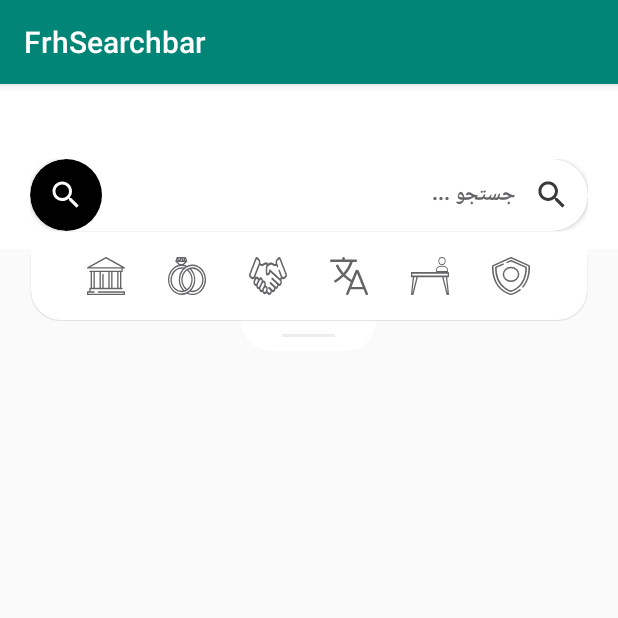
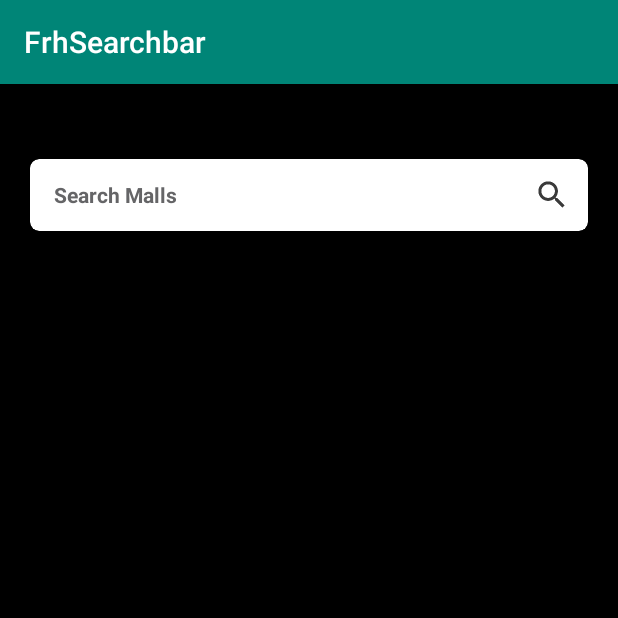
Before and after one commit to mohammadfrh/FrhSearch, an Android app: the screen it shows after launch (MainActivity), on a phone screen of 412 x 824 dp, the top half of it. Run offline under Robolectric (Android 15) with nearby library versions, the phone set to English and light mode, and no system bars.

Commit message:
start cuddle

```diff
--- a/app/src/main/java/com/frh/frhsearchbar/MainActivity.java
+++ b/app/src/main/java/com/frh/frhsearchbar/MainActivity.java
@@ -11,10 +11,15 @@ import android.app.Activity;
 import android.content.Context;
 import android.os.Build;
 import android.os.Bundle;
+import android.text.Editable;
+import android.text.TextWatcher;
+import android.util.Log;
 import android.view.GestureDetector;
 import android.view.MotionEvent;
 import android.view.View;
+import android.view.ViewGroup;
 import android.view.ViewTreeObserver;
+import android.widget.EditText;
 import android.widget.LinearLayout;
 import android.widget.RelativeLayout;
 import android.widget.Toast;
@@ -22,6 +27,7 @@ import android.widget.Toast;
 import com.frh.searchlibrary.MaterialSearchBar;
 
 import java.util.ArrayList;
+import java.util.Arrays;
 import java.util.Collections;
 
 public class MainActivity extends AppCompatActivity {
@@ -31,6 +37,9 @@ public class MainActivity extends AppCompatActivity {
     ArrayList<String> result;
     LinearLayout linearItem;
     RelativeLayout searchview;
+    EditText editText;
+    String[] test2;
+
 
     @SuppressLint("ClickableViewAccessibility")
     @Override
@@ -40,9 +49,9 @@ public class MainActivity extends AppCompatActivity {
         search_bar = findViewById(R.id.search_bar);
         linearItem = findViewById(R.id.linear_item);
         searchview = findViewById(R.id.searchview);
-        search_bar.setHint("جستجو ...");
+        search_bar.setHint("search malls");
         search_bar.setRoundedSearchBarEnabled(true);
-
+        editText = search_bar.findViewById(R.id.mt_editText);
         search_bar.mtSearchBlack.setOnClickListener(new View.OnClickListener() {
             @Override
             public void onClick(View v) {
@@ -50,45 +59,49 @@ public class MainActivity extends AppCompatActivity {
             }
         });
 
-
         test = new ArrayList<>();
         result = new ArrayList();
-
-        test.add("دفتر پیشخوان دولت");
-        test.add("دفتر پیشخوان دولت");
-        test.add("دفتر پیشخوان دولت");
-        test.add("دفتر پیشخوان دولت");
-        test.add("دفتر پیشخوان دولت");
-        test.add("دفتر پیشخوان دولت");
-        test.add("دفتر پیشخوان دولت");
-        test.add("دفتر پیشخوان دولت");
+        test2 = new String[]{"Westlake Center", "tehran", "qom", "arak", "esfehan", "soed", "mashhad", "esfehan"};
 
 
-        final ConstraintLayout constraintLayout = (ConstraintLayout) search_bar.findViewById(R.id.root);
-        final RecyclerView recyclerView = (RecyclerView) search_bar.findViewById(R.id.mt_recycler);
-        recyclerView.getViewTreeObserver().addOnGlobalLayoutListener(new ViewTreeObserver.OnGlobalLayoutListener() {
+        test.add("Westlake Center");
+        test.add("tehran");
+        test.add("qom");
+        test.add("qom1");
+        test.add("qom2");
+        test.add("qom3");
+        test.add("arak");
+        test.add("esfehan");
+        test.add("soed");
+        test.add("mashhad");
+        test.add("esfehan");
+
+        editText.addTextChangedListener(new TextWatcher() {
             @Override
-            public void onGlobalLayout() {
+            public void beforeTextChanged(CharSequence s, int start, int count, int after) {
 
-                // constraintLayout.setMaxHeight(600);
+            }
 
+            @Override
+            public void onTextChanged(CharSequence s, int start, int before, int count) {
+            }
+
+            @Override
+            public void afterTextChanged(Editable s) {
+                for (int i = 0; i < test.size(); i++) {
+                    if (test.get(i).contains(s.toString().trim())) {
+                        result.add(test.get(i));
+                        search_bar.setLastSuggestions(result);
+                        search_bar.showSuggestionsList();
+                    } else {
+                        result.remove(test.get(i));
+                       // search_bar.hideSuggestionsList();
+                    }
+
+
+                }
             }
         });
 
-        for (int i = 0; i <= 5; i++) {
-            result.add(test.get(i));
-            search_bar.setLastSuggestions(result);
-        }
-
-        linearItem.setOnClickListener(new View.OnClickListener() {
-            @Override
-            public void onClick(View v) {
-                if(search_bar.isSuggestionsVisible()) {
-                    search_bar.hideSuggestionsList();
-                }
-                else
-                    search_bar.showSuggestionsList();
-            }
-        });
     }
 }
--- a/app/src/main/res/layout/activity_main.xml
+++ b/app/src/main/res/layout/activity_main.xml
@@ -3,16 +3,14 @@
     xmlns:app="http://schemas.android.com/apk/res-auto"
     xmlns:tools="http://schemas.android.com/tools"
     android:layout_width="match_parent"
-    android:layout_height="wrap_content"
+    android:layout_height="match_parent"
     android:orientation="vertical"
     tools:context=".MainActivity"
     android:id="@+id/searchview"
+    android:background="#000000"
     android:layout_weight="100">
 
-    <View
-        android:layout_width="match_parent"
-        android:layout_height="110dp"
-        android:background="@color/white"/>
+
 
     <com.frh.searchlibrary.MaterialSearchBar
         android:id="@+id/search_bar"
@@ -22,9 +20,9 @@
         android:layout_marginRight="20dp"
         android:layout_marginTop="50dp"
         android:layoutDirection="ltr"
-        app:mt_navIconEnabled="true"
+        app:mt_navIconEnabled="false"
         android:scrollbars="vertical"
-        app:mt_placeholder="جستجو ..."
+        app:mt_placeholder="Search Malls"
         app:mt_placeholderColor="#656567"
         app:mt_roundedSearchBarEnabled="false"
         app:layout_constrainedWidth="true"
@@ -42,6 +40,7 @@
         android:layout_below="@+id/search_bar"
         android:background="@drawable/shadow_background_images"
         android:gravity="center"
+        android:visibility="gone"
         android:orientation="horizontal"
         android:weightSum="6">
 
@@ -151,6 +150,7 @@
         android:layout_centerHorizontal="true"
         android:layout_below="@+id/linear_items"
         android:gravity="center"
+        android:visibility="gone"
         android:background="@drawable/shape_bottom_expand">
 
         <View
--- a/searchlibrary/src/main/res/layout/item_last_request.xml
+++ b/searchlibrary/src/main/res/layout/item_last_request.xml
@@ -26,7 +26,8 @@
             android:layout_width="0dp"
             android:layout_height="wrap_content"
             android:layout_weight="1"
-            android:gravity="end"
+            android:gravity="start"
+            android:layout_marginStart="30dp"
             android:orientation="vertical">
 
             <TextView
@@ -43,7 +44,7 @@
                 android:layout_height="wrap_content"
                 android:layout_marginTop="2dp"
                 android:gravity="end"
-                android:text="تهران"
+                android:text="active stroller"
                 android:textAppearance="?android:attr/textAppearanceSmall"
                 android:textColor="#919194"
                 android:textSize="10sp" />
--- a/searchlibrary/src/main/res/layout/searchbar.xml
+++ b/searchlibrary/src/main/res/layout/searchbar.xml
@@ -70,7 +70,7 @@
                     android:focusable="true"
                     android:padding="12dp"
                     android:src="@drawable/ic_arrow_left_black_48dp"
-                    android:visibility="visible" />
+                    android:visibility="gone" />
 
                 <EditText
                     android:id="@+id/mt_editText"
@@ -118,7 +118,7 @@
                 android:clickable="true"
                 android:focusable="true"
                 android:scaleType="center"
-                android:visibility="visible"
+                android:visibility="gone"
                 app:layout_constraintStart_toStartOf="parent"
                 app:layout_constraintTop_toTopOf="parent"
                 app:srcCompat="@drawable/ic_white_search_24" />
--- a/searchlibrary/src/main/res/values/dimens.xml
+++ b/searchlibrary/src/main/res/values/dimens.xml
@@ -1,5 +1,5 @@
 <resources>
     <!-- Default screen margins, per the Android Design guidelines. -->
-    <dimen name="corner_radius_rounded">25dp</dimen>
+    <dimen name="corner_radius_rounded">6dp</dimen>
     <dimen name="corner_radius_default">2dp</dimen>
 </resources>
```
Also changed, not shown: gradle/wrapper/gradle-wrapper.properties.
